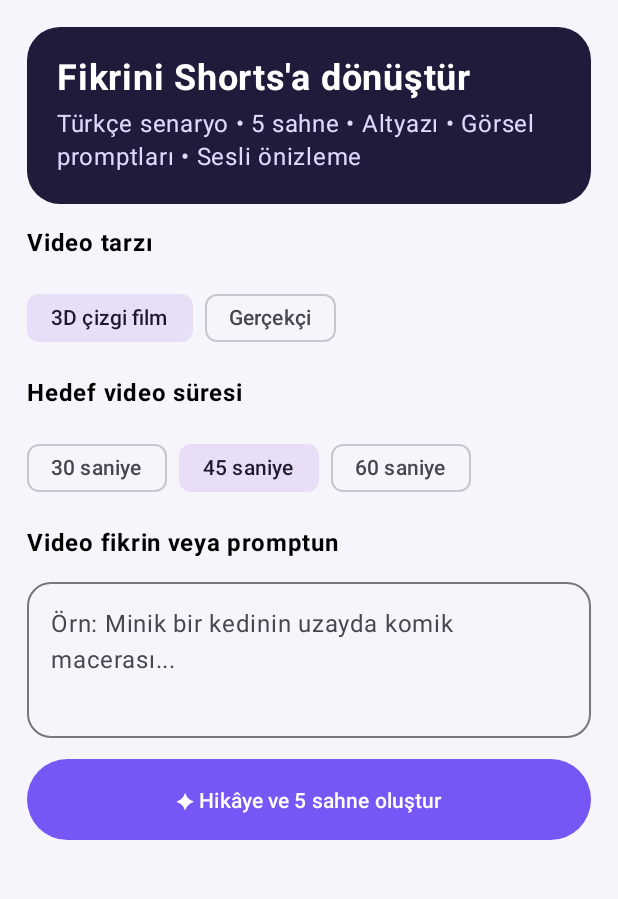
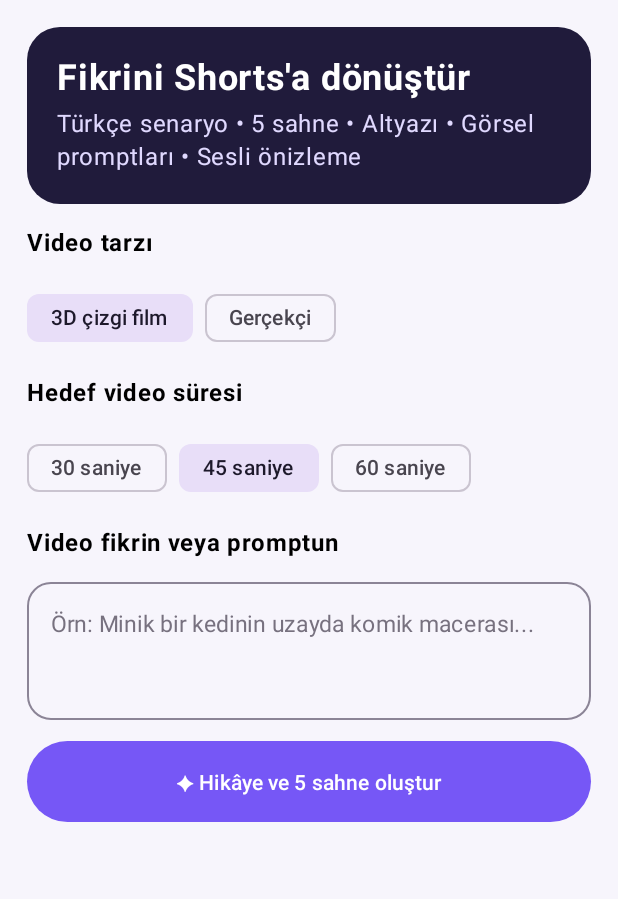
Before and after one commit to gokhanbekar06-ops/Gogi, an Android app built with Jetpack Compose: the screen it shows after launch (MainActivity), on a phone screen of 412 x 824 dp, the part 96-995 px from its top. Run offline under Robolectric (Android 15) with nearby library versions, the phone set to English and light mode, and no system bars.

Commit message:
Fix prompt input readability and text contrast

```diff
--- a/app/src/main/java/com/shortsai/studio/MainActivity.kt
+++ b/app/src/main/java/com/shortsai/studio/MainActivity.kt
@@ -173,7 +173,26 @@ fun StudioScreen() {
                     onValueChange = { prompt = it },
                     modifier = Modifier.fillMaxWidth(),
                     minLines = 3,
-                    placeholder = { Text("Örn: Minik bir kedinin uzayda komik macerası...") },
+                    maxLines = 6,
+                    textStyle = TextStyle(
+                        fontSize = 15.sp,
+                        lineHeight = 21.sp,
+                        color = Color(0xFF211D2B)
+                    ),
+                    placeholder = {
+                        Text(
+                            "Örn: Minik bir kedinin uzayda komik macerası...",
+                            color = Color(0xFF77717F),
+                            fontSize = 15.sp
+                        )
+                    },
+                    colors = OutlinedTextFieldDefaults.colors(
+                        focusedTextColor = Color(0xFF211D2B),
+                        unfocusedTextColor = Color(0xFF211D2B),
+                        cursorColor = Color(0xFF7657F6),
+                        focusedBorderColor = Color(0xFF7657F6),
+                        unfocusedBorderColor = Color(0xFF8B8496)
+                    ),
                     shape = RoundedCornerShape(16.dp)
                 )
 
```
